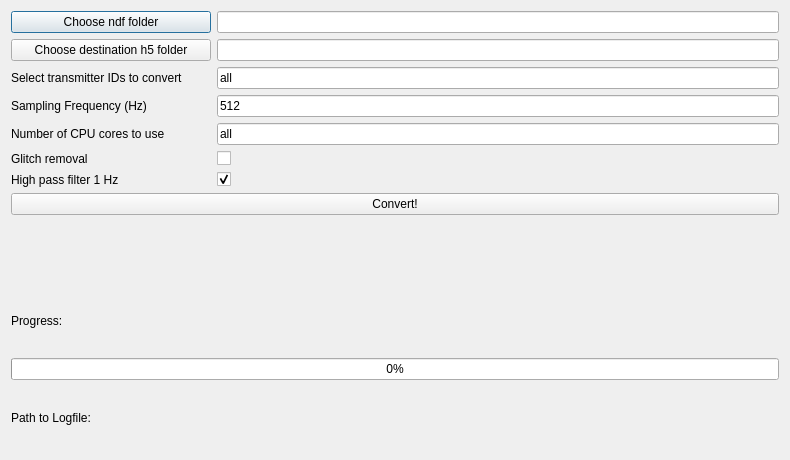
Before: the Qt Designer form pyecog/visualisation/converting_ndf_h5_subwindow.ui in jcornford/pyecog, drawn with Qt 5.
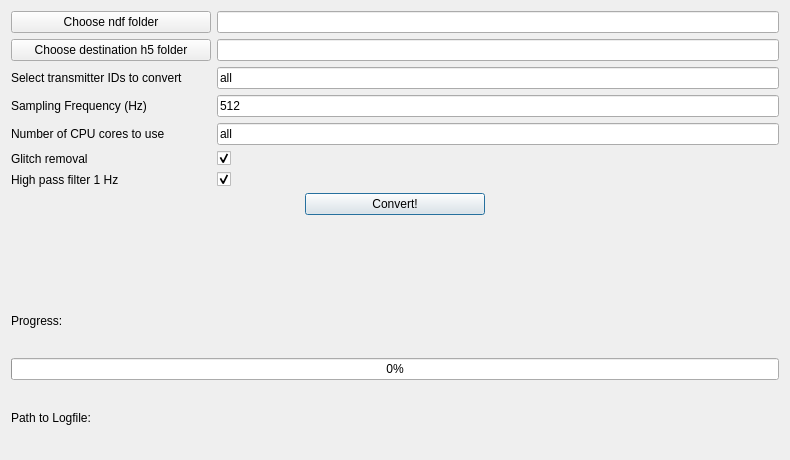
After: the same form once the commit is applied.

Commit message: correct font size in help window. ndf convert button fix

```diff
--- a/pyecog/visualisation/converting_ndf_h5_subwindow.ui
+++ b/pyecog/visualisation/converting_ndf_h5_subwindow.ui
@@ -33,6 +33,9 @@
        <property name="text">
         <string>Choose ndf folder</string>
        </property>
+       <property name="autoDefault">
+        <bool>false</bool>
+       </property>
       </widget>
      </item>
      <item row="2" column="0">
@@ -133,7 +136,7 @@
         <string/>
        </property>
        <property name="checked">
-        <bool>false</bool>
+        <bool>true</bool>
        </property>
       </widget>
      </item>
@@ -153,11 +156,53 @@
     </layout>
    </item>
    <item>
-    <widget class="QPushButton" name="convert_button">
-     <property name="text">
-      <string>Convert!</string>
-     </property>
-    </widget>
+    <layout class="QHBoxLayout" name="horizontalLayout">
+     <item>
+      <spacer name="horizontalSpacer">
+       <property name="orientation">
+        <enum>Qt::Horizontal</enum>
+       </property>
+       <property name="sizeHint" stdset="0">
+        <size>
+         <width>40</width>
+         <height>20</height>
+        </size>
+       </property>
+      </spacer>
+     </item>
+     <item>
+      <widget class="QPushButton" name="convert_button">
+       <property name="minimumSize">
+        <size>
+         <width>180</width>
+         <height>0</height>
+        </size>
+       </property>
+       <property name="text">
+        <string>Convert!</string>
+       </property>
+       <property name="autoDefault">
+        <bool>false</bool>
+       </property>
+       <property name="default">
+        <bool>true</bool>
+       </property>
+      </widget>
+     </item>
+     <item>
+      <spacer name="horizontalSpacer_2">
+       <property name="orientation">
+        <enum>Qt::Horizontal</enum>
+       </property>
+       <property name="sizeHint" stdset="0">
+        <size>
+         <width>40</width>
+         <height>20</height>
+        </size>
+       </property>
+      </spacer>
+     </item>
+    </layout>
    </item>
    <item>
     <widget class="QLabel" name="hidden_label">
```
Left out of the diff: 3 changed lines with no effect on the pictures. The commit also changes 3 other files.
